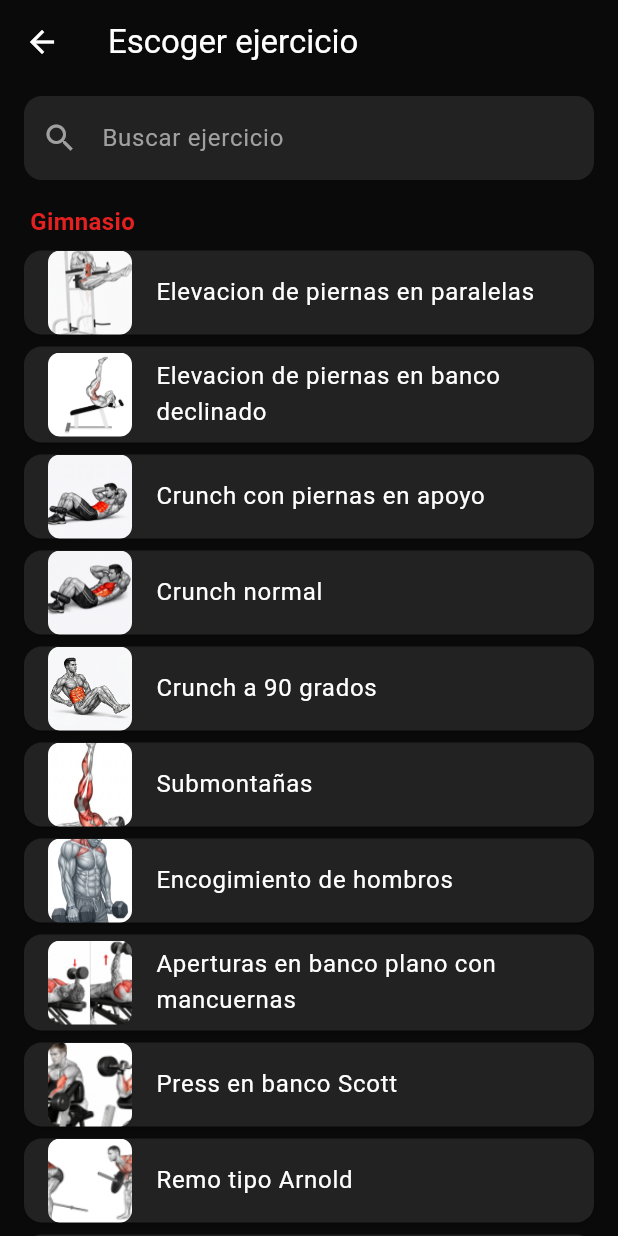
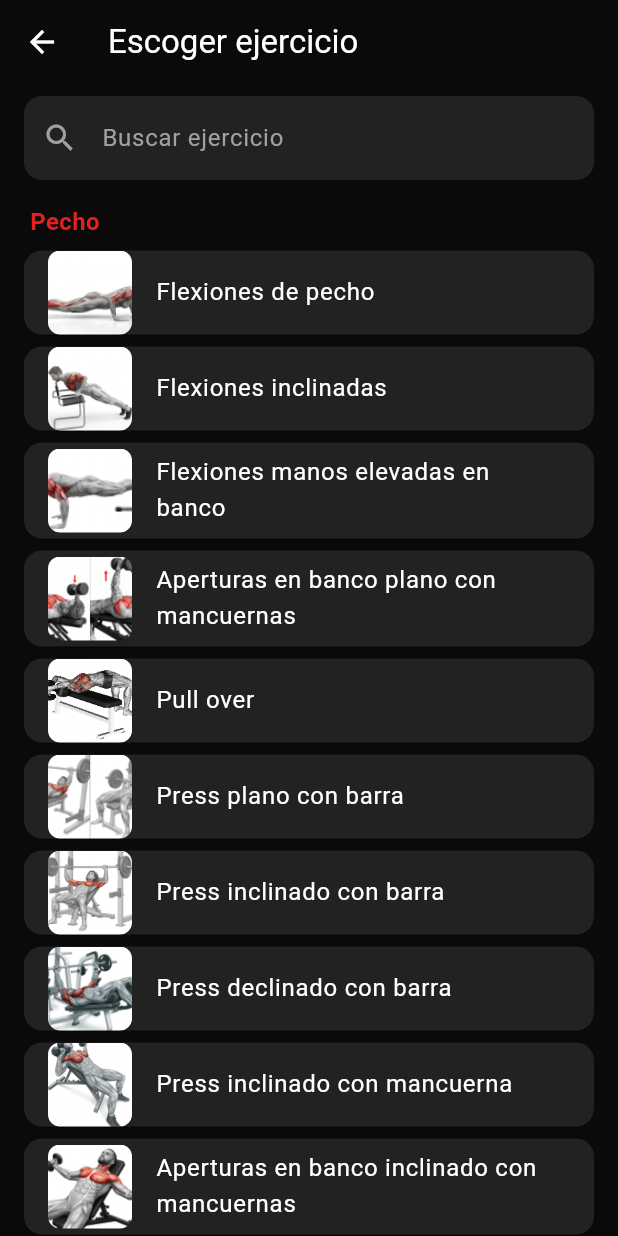
Before and after one commit to williamsanabria1429/mi_rutina, a Flutter app: the SeleccionarEjercicioScreen screen opened directly, on a phone screen of 412 x 824 dp. Run offline on Flutter 3.47's test engine with Material 3 defaults, Android fonts, the phone set to English and light mode, and no system bars; our stand-ins replace audioplayers, shared_preferences, sqflite; accounts and stored records are empty.

Commit message:
Agrupa Escoger ejercicio por segmento muscular, con los ejercicios 78 al 112
Co-Authored-By: Claude Opus 5.5 <noreply@anthropic.com>

```diff
--- /dev/null
+++ b/lib/data/segmentos_ejercicios.dart
@@ -0,0 +1,186 @@
+/// Segmentos musculares en el orden en que se muestran en "Escoger ejercicio".
+const List<String> segmentosMusculares = [
+  'Pecho',
+  'Espalda',
+  'Hombros',
+  'Bíceps',
+  'Tríceps',
+  'Core',
+  'Pierna',
+  'Glúteo',
+  'Pantorrilla',
+  'Cardio',
+];
+
+/// Sección para los ejercicios que no estén en [segmentoPorEjercicio]
+/// (por ejemplo, una foto nueva que aún no se ha clasificado).
+const String segmentoOtros = 'Otros';
+
+/// Nombre del ejercicio (el de la foto, sin número inicial ni extensión)
+/// → segmento muscular principal.
+const Map<String, String> segmentoPorEjercicio = {
+  // Core
+  'Elevacion de piernas en paralelas': 'Core',
+  'Elevacion de piernas en banco declinado': 'Core',
+  'Crunch con piernas en apoyo': 'Core',
+  'Crunch normal': 'Core',
+  'Crunch piernas arriba': 'Core',
+  'Crunch a 90 grados': 'Core',
+  'Crunch con polea alta': 'Core',
+  'Recogimientos': 'Core',
+  'Abdominales en banco declinado': 'Core',
+  'Submontañas': 'Core',
+  'Flexion de oblicuos pierna en flexion': 'Core',
+  'crunch lateral en ab slimmer': 'Core',
+  'Flexion lateral de torso piernas en flexion': 'Core',
+  'Flexion lateral de torso en colchoneta': 'Core',
+  'Flexion lateral de torso con polea alta': 'Core',
+  'Flexion lateral de torso con polea baja': 'Core',
+  'Flexion de oblicuos con mancuerna': 'Core',
+  'Giros de oblicuos en polea alta': 'Core',
+  'Flexion de oblicuos en banco en suspension': 'Core',
+  'Giros de pie con palo para oblicuos': 'Core',
+  'Giros sentado con palo para oblicuos': 'Core',
+  'Vacios sentada': 'Core',
+  'Plancha bocaabajo': 'Core',
+  'Abdominales': 'Core',
+  'Elevacion de piernas colgado': 'Core',
+  'Elevacion de piernas': 'Core',
+  'Giros rusos': 'Core',
+  'Plancha con toque de hombro': 'Core',
+  'Plancha lateral': 'Core',
+  'Plancha': 'Core',
+  'Rodillas al pecho colgado': 'Core',
+
+  // Glúteo
+  'Hiperextension de cadera en maquina': 'Glúteo',
+  'Patada de gluteo en cuadrupedia': 'Glúteo',
+  'Extension de cadera en banco': 'Glúteo',
+  'Patada atras en banco': 'Glúteo',
+  'Patada de rana boca abajo': 'Glúteo',
+  'Step con mancuerna para gluteo': 'Glúteo',
+  'Elevacion de pelvis para gluteo': 'Glúteo',
+  'Decubito supino pierna arriba para gluteo': 'Glúteo',
+  'Prensa invertida': 'Glúteo',
+  'Buenos dias': 'Glúteo',
+  'Patada atras con agarre': 'Glúteo',
+  'Patada atras con polea baja': 'Glúteo',
+  'Patada atras con maquina': 'Glúteo',
+  'Abductores con polea baja': 'Glúteo',
+  'Abduccion acostado': 'Glúteo',
+  'Puente de gluteo': 'Glúteo',
+
+  // Pierna
+  'Aduccion de cadera en colchoneta': 'Pierna',
+  'Aduccion de cadera en cuadrupedia': 'Pierna',
+  'Aductores con polea baja': 'Pierna',
+  'Aductores en maquina': 'Pierna',
+  'Tijera con mancuerna': 'Pierna',
+  'Tijera con barra': 'Pierna',
+  'Sentadilla libre': 'Pierna',
+  'Hacka': 'Pierna',
+  'Sentadilla frontal': 'Pierna',
+  'Sentadilla con mancuerna': 'Pierna',
+  'Tijera unilateral con mancuerna': 'Pierna',
+  'Sentadilla isometrica': 'Pierna',
+  'Prensa': 'Pierna',
+  'Extension de pierna': 'Pierna',
+  'Sentadilla tipo sumo': 'Pierna',
+  'Sentadilla tipo sumo con mancuerna': 'Pierna',
+  'Aductore en maquina de pie': 'Pierna',
+  'Curl femoral': 'Pierna',
+  'Peso muerto': 'Pierna',
+  'hiper extension isquiotibial con maquina': 'Pierna',
+  'Jump squat': 'Pierna',
+  'Sentadilla Bulgara': 'Pierna',
+  'Sentadillas con salto sobre banco': 'Pierna',
+  'Sentadillas': 'Pierna',
+  'Step-up en banco': 'Pierna',
+  'Zancadas caminando': 'Pierna',
+  'Zancadas': 'Pierna',
+
+  // Pantorrilla
+  'Pantorrilla sentado con barra': 'Pantorrilla',
+  'Pantorrilla de pie con mancuerna': 'Pantorrilla',
+  'Pantorrilla de pie unilateral': 'Pantorrilla',
+  'Elevacion de talones': 'Pantorrilla',
+
+  // Pecho
+  'Press plano': 'Pecho',
+  'Pull over': 'Pecho',
+  'Flexiones de pecho': 'Pecho',
+  'Flexiones inclinadas': 'Pecho',
+  'Flexiones manos elevadas en banco': 'Pecho',
+  'Press plano con barra': 'Pecho',
+  'Press inclinado con barra': 'Pecho',
+  'Press declinado con barra': 'Pecho',
+  'Press inclinado con mancuerna': 'Pecho',
+  'Aperturas en banco inclinado con mancuernas': 'Pecho',
+  'Aperturas en polea': 'Pecho',
+  'Aperturas en banco plano con mancuernas': 'Pecho',
+  'Peck deck': 'Pecho',
+
+  // Espalda
+  'Halon frontal al pecho': 'Espalda',
+  'Halon trasnuca': 'Espalda',
+  'Remo con mancuerna': 'Espalda',
+  'Dominadas supinas': 'Espalda',
+  'Dominadas': 'Espalda',
+  'Remo australiano': 'Espalda',
+  'Superman': 'Espalda',
+  'Remo polea alta con barra en V': 'Espalda',
+  'Pull over con barra': 'Espalda',
+  'Remo en polea baja': 'Espalda',
+  'Remo tipo Arnold': 'Espalda',
+
+  // Bíceps
+  'Curl de biceps con barra': 'Bíceps',
+  'Curl de biceps con mancuerna': 'Bíceps',
+  'Curl en polea baja': 'Bíceps',
+  'Curl en polea baja unilateral': 'Bíceps',
+  'Supino para antebrazo con mancuerna': 'Bíceps',
+  'Curl con agarre prono': 'Bíceps',
+  'Press en banco Scott': 'Bíceps',
+  'Curl martillo': 'Bíceps',
+  'Curl de biceps con lazo': 'Bíceps',
+  'Curl concentrado': 'Bíceps',
+
+  // Tríceps
+  'Copa para triceps': 'Tríceps',
+  'Push Down': 'Tríceps',
+  'Flexiones diamante': 'Tríceps',
+  'Fondos en paralelas': 'Tríceps',
+  'Fondos en silla': 'Tríceps',
+  'Copa con polea baja': 'Tríceps',
+  'Copa con barra romana': 'Tríceps',
+  'Push down unilateral': 'Tríceps',
+  'Extension de triceps acostado con barra': 'Tríceps',
+  'Patada de triceps con mancuerna': 'Tríceps',
+  'Copa unilateral': 'Tríceps',
+
+  // Hombros
+  'Press militar con mancuerna': 'Hombros',
+  'Elevacion frontal con barra': 'Hombros',
+  'Press militar con barra': 'Hombros',
+  'Encogimiento de hombros': 'Hombros',
+  'Elevacion frontal con mancuerna': 'Hombros',
+  'Elevacion de hombro polea baja': 'Hombros',
+  'Vuelos laterales para hombro': 'Hombros',
+  'Remo al menton': 'Hombros',
+
+  // Cardio
+  'Cinta de correr': 'Cardio',
+  'Eliptica': 'Cardio',
+  'Bicicleta estatica': 'Cardio',
+  'Escaladora': 'Cardio',
+  'Remo': 'Cardio', // La máquina de remo (foto 77), no el remo de espalda.
+  'Burpees': 'Cardio',
+  'High Knees': 'Cardio',
+  'Jumping jacks': 'Cardio',
+  'Mountain climbers': 'Cardio',
+  'Skipping': 'Cardio',
+  'Sprints cortos': 'Cardio',
+  'Leñador': 'Cardio',
+  'Rodillo': 'Cardio',
+  'Lazo': 'Cardio',
+};
--- a/lib/screens/seleccionar_ejercicio_screen.dart
+++ b/lib/screens/seleccionar_ejercicio_screen.dart
@@ -1,4 +1,5 @@
 import 'package:flutter/material.dart';
+import '../data/segmentos_ejercicios.dart';
 import '../theme/app_colors.dart';
 import '../utils/imagen_ejercicio_helper.dart';
 
@@ -82,12 +83,27 @@ class _SeleccionarEjercicioScreenState
     );
   }
 
+  /// Título del segmento y sus ejercicios, o nada si no le queda ninguno.
+  List<Widget> _seccionSegmento(
+    String segmento,
+    List<EjercicioConImagen> ejercicios,
+  ) {
+    final delSegmento = ejercicios.where((e) => e.segmento == segmento);
+    if (delSegmento.isEmpty) return [];
+
+    return [
+      _tituloSeccion(segmento),
+      ...delSegmento.map(_itemEjercicio),
+    ];
+  }
+
   @override
   Widget build(BuildContext context) {
     final filtrados =
         _ejercicios.where((e) => e.coincideCon(_busqueda)).toList();
-    final gimnasio = filtrados.where((e) => e.esGimnasio).toList();
-    final casaParque = filtrados.where((e) => !e.esGimnasio).toList();
+    // "Otros" va al final y, como cualquier segmento, solo aparece si tiene
+    // ejercicios.
+    final segmentos = [...segmentosMusculares, segmentoOtros];
 
     return Scaffold(
       backgroundColor: AppColors.background,
@@ -125,14 +141,8 @@ class _SeleccionarEjercicioScreenState
                   child: ListView(
                     padding: const EdgeInsets.symmetric(horizontal: 16),
                     children: [
-                      if (gimnasio.isNotEmpty) ...[
-                        _tituloSeccion('Gimnasio'),
-                        ...gimnasio.map(_itemEjercicio),
-                      ],
-                      if (casaParque.isNotEmpty) ...[
-                        _tituloSeccion('Casa / Parque'),
-                        ...casaParque.map(_itemEjercicio),
-                      ],
+                      for (final segmento in segmentos)
+                        ..._seccionSegmento(segmento, filtrados),
                       if (filtrados.isEmpty)
                         const Padding(
                           padding: EdgeInsets.symmetric(vertical: 24),
```
Also changed, not shown: lib/utils/imagen_ejercicio_helper.dart (+20 -1 lines), 1 other file.
